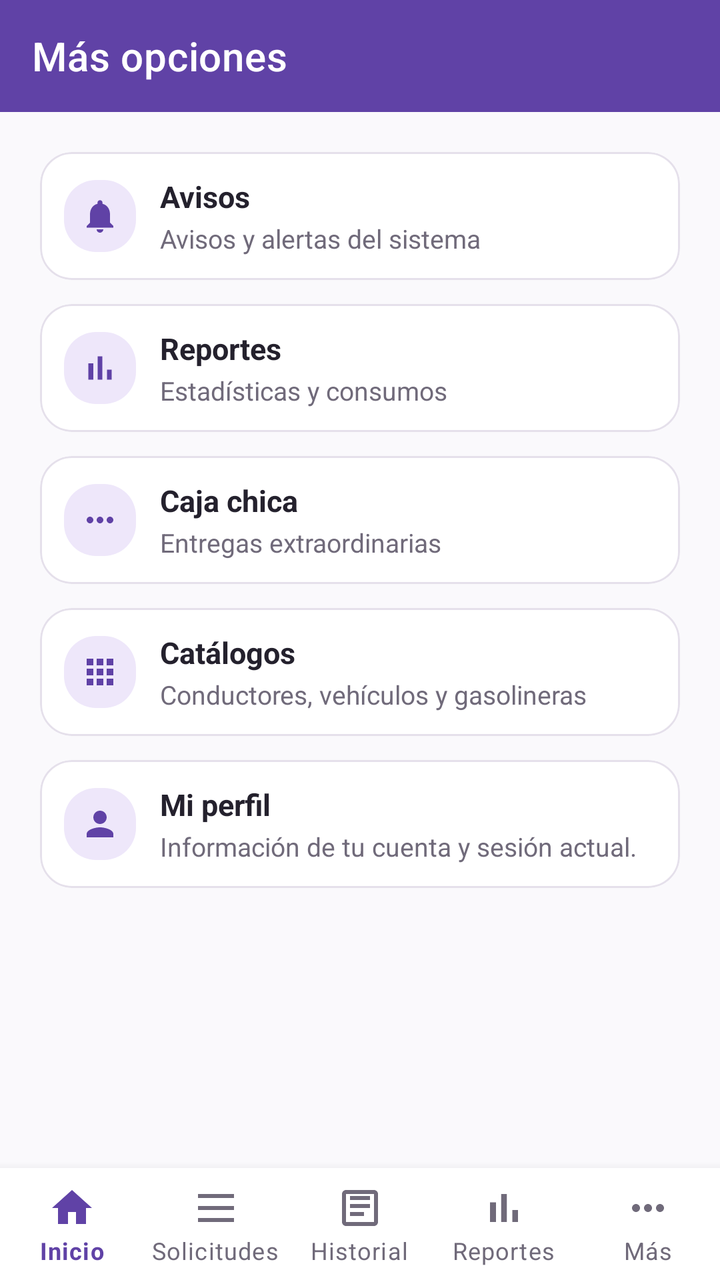
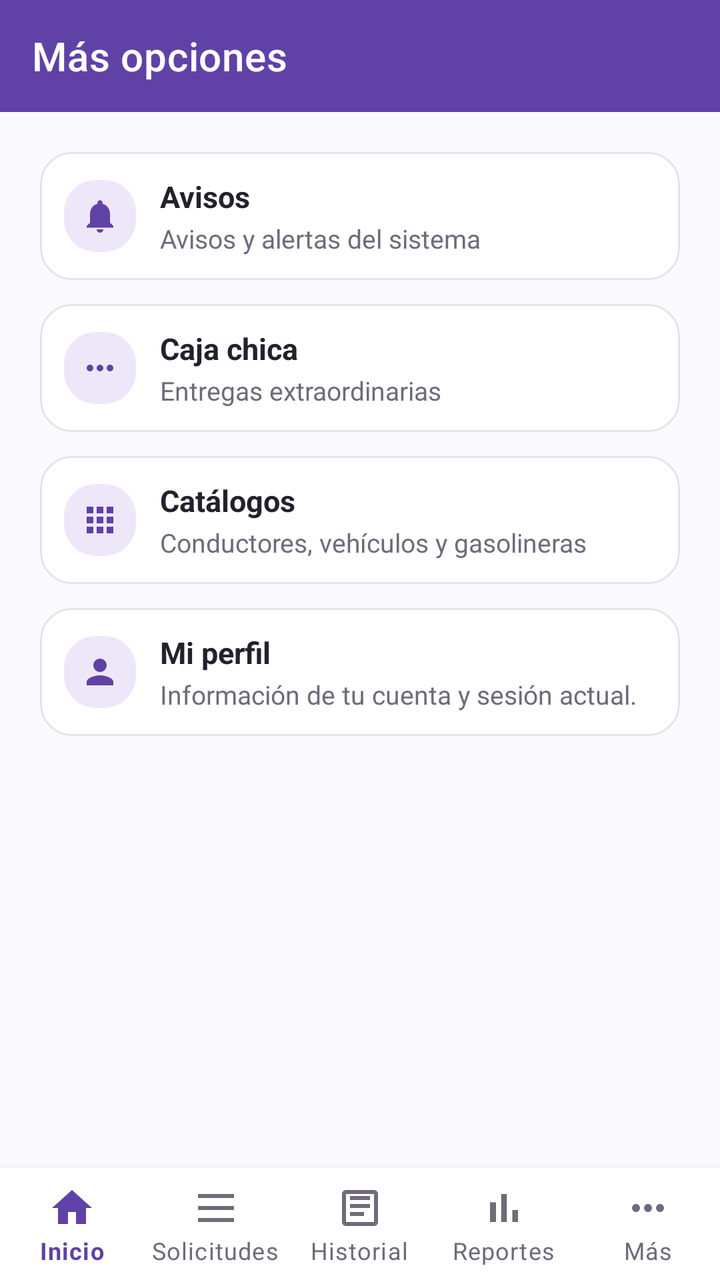

Screens rendered from an Android XML layout before and after an edit, with the pre-edit source and the edit as a unified diff.
<!-- AndroidManifest.xml: application theme Theme.ApiMovil -->
<!-- res/layout/fragment_mas.xml -->
<?xml version="1.0" encoding="utf-8"?>
<LinearLayout xmlns:android="http://schemas.android.com/apk/res/android"
    xmlns:app="http://schemas.android.com/apk/res-auto"
    android:layout_width="match_parent"
    android:layout_height="match_parent"
    android:background="@color/fondo"
    android:orientation="vertical">

    <com.google.android.material.appbar.AppBarLayout
        android:layout_width="match_parent"
        android:layout_height="wrap_content"
        app:elevation="0dp">

        <com.google.android.material.appbar.MaterialToolbar
            android:layout_width="match_parent"
            android:layout_height="?attr/actionBarSize"
            android:background="?attr/colorPrimary"
            app:title="@string/mas_opciones"
            app:titleTextColor="@color/blanco" />
    </com.google.android.material.appbar.AppBarLayout>

    <LinearLayout
        android:layout_width="match_parent"
        android:layout_height="0dp"
        android:layout_weight="1"
        android:orientation="vertical"
        android:paddingHorizontal="20dp"
        android:paddingTop="20dp">

        <com.google.android.material.card.MaterialCardView
            android:id="@+id/opcionNotificaciones"
            android:layout_width="match_parent"
            android:layout_height="wrap_content"
            android:layout_marginBottom="12dp"
            android:clickable="true"
            android:focusable="true"
            android:foreground="?attr/selectableItemBackground"
            app:cardBackgroundColor="@color/blanco"
            app:cardCornerRadius="16dp"
            app:cardElevation="0dp"
            app:contentPadding="12dp"
            app:strokeColor="@color/borde"
            app:strokeWidth="1dp">

            <LinearLayout
                android:layout_width="match_parent"
                android:layout_height="wrap_content"
                android:gravity="center_vertical"
                android:orientation="horizontal">

                <ImageView
                    android:layout_width="36dp"
                    android:layout_height="36dp"
                    android:background="@drawable/bg_tarjeta_info"
                    android:contentDescription="@null"
                    android:padding="8dp"
                    android:src="@drawable/ic_bell"
                    app:tint="@color/marca" />

                <LinearLayout
                    android:layout_width="0dp"
                    android:layout_height="wrap_content"
                    android:layout_marginStart="12dp"
                    android:layout_weight="1"
                    android:orientation="vertical">

                    <TextView
                        android:layout_width="match_parent"
                        android:layout_height="wrap_content"
                        android:text="@string/notificaciones"
                        android:textColor="@color/texto_principal"
                        android:textSize="15sp"
                        android:textStyle="bold" />

                    <TextView
                        android:layout_width="match_parent"
                        android:layout_height="wrap_content"
                        android:layout_marginTop="2dp"
                        android:text="@string/notificaciones_subtitulo"
                        android:textColor="@color/texto_secundario"
                        android:textSize="13sp" />
                </LinearLayout>
            </LinearLayout>
        </com.google.android.material.card.MaterialCardView>

        <com.google.android.material.card.MaterialCardView
            android:id="@+id/opcionReportes"
            android:layout_width="match_parent"
            android:layout_height="wrap_content"
            android:layout_marginBottom="12dp"
            android:clickable="true"
            android:focusable="true"
            android:foreground="?attr/selectableItemBackground"
            app:cardBackgroundColor="@color/blanco"
            app:cardCornerRadius="16dp"
            app:cardElevation="0dp"
            app:contentPadding="12dp"
            app:strokeColor="@color/borde"
            app:strokeWidth="1dp">

            <LinearLayout
                android:layout_width="match_parent"
                android:layout_height="wrap_content"
                android:gravity="center_vertical"
                android:orientation="horizontal">

                <ImageView
                    android:layout_width="36dp"
                    android:layout_height="36dp"
                    android:background="@drawable/bg_tarjeta_info"
                    android:contentDescription="@null"
                    android:padding="8dp"
                    android:src="@drawable/ic_nav_reportes"
                    app:tint="@color/marca" />

                <LinearLayout
                    android:layout_width="0dp"
                    android:layout_height="wrap_content"
                    android:layout_marginStart="12dp"
                    android:layout_weight="1"
                    android:orientation="vertical">

                    <TextView
                        android:layout_width="match_parent"
                        android:layout_height="wrap_content"
                        android:text="@string/reportes"
                        android:textColor="@color/texto_principal"
                        android:textSize="15sp"
                        android:textStyle="bold" />

                    <TextView
                        android:layout_width="match_parent"
                        android:layout_height="wrap_content"
                        android:layout_marginTop="2dp"
                        android:text="@string/reportes_subtitulo"
                        android:textColor="@color/texto_secundario"
                        android:textSize="13sp" />
                </LinearLayout>
            </LinearLayout>
        </com.google.android.material.card.MaterialCardView>

        <com.google.android.material.card.MaterialCardView
            android:id="@+id/opcionCajaChica"
            android:layout_width="match_parent"
            android:layout_height="wrap_content"
            android:layout_marginBottom="12dp"
            android:clickable="true"
            android:focusable="true"
            android:foreground="?attr/selectableItemBackground"
            app:cardBackgroundColor="@color/blanco"
            app:cardCornerRadius="16dp"
            app:cardElevation="0dp"
            app:contentPadding="12dp"
            app:strokeColor="@color/borde"
            app:strokeWidth="1dp">

            <LinearLayout
                android:layout_width="match_parent"
                android:layout_height="wrap_content"
                android:gravity="center_vertical"
                android:orientation="horizontal">

                <ImageView
                    android:layout_width="36dp"
                    android:layout_height="36dp"
                    android:background="@drawable/bg_tarjeta_info"
                    android:contentDescription="@null"
                    android:padding="8dp"
                    android:src="@drawable/ic_nav_mas"
                    app:tint="@color/marca" />

                <LinearLayout
                    android:layout_width="0dp"
                    android:layout_height="wrap_content"
                    android:layout_marginStart="12dp"
                    android:layout_weight="1"
                    android:orientation="vertical">

                    <TextView
                        android:layout_width="match_parent"
                        android:layout_height="wrap_content"
                        android:text="@string/caja_chica"
                        android:textColor="@color/texto_principal"
                        android:textSize="15sp"
                        android:textStyle="bold" />

                    <TextView
                        android:layout_width="match_parent"
                        android:layout_height="wrap_content"
                        android:layout_marginTop="2dp"
                        android:text="@string/caja_chica_subtitulo"
                        android:textColor="@color/texto_secundario"
                        android:textSize="13sp" />
                </LinearLayout>
            </LinearLayout>
        </com.google.android.material.card.MaterialCardView>

        <com.google.android.material.card.MaterialCardView
            android:id="@+id/opcionCatalogos"
            android:layout_width="match_parent"
            android:layout_height="wrap_content"
            android:layout_marginBottom="12dp"
            android:clickable="true"
            android:focusable="true"
            android:foreground="?attr/selectableItemBackground"
            app:cardBackgroundColor="@color/blanco"
            app:cardCornerRadius="16dp"
            app:cardElevation="0dp"
            app:contentPadding="12dp"
            app:strokeColor="@color/borde"
            app:strokeWidth="1dp">

            <LinearLayout
                android:layout_width="match_parent"
                android:layout_height="wrap_content"
                android:gravity="center_vertical"
                android:orientation="horizontal">

                <ImageView
                    android:layout_width="36dp"
                    android:layout_height="36dp"
                    android:background="@drawable/bg_tarjeta_info"
                    android:contentDescription="@null"
                    android:padding="8dp"
                    android:src="@drawable/ic_nav_catalogos"
                    app:tint="@color/marca" />

                <LinearLayout
                    android:layout_width="0dp"
                    android:layout_height="wrap_content"
                    android:layout_marginStart="12dp"
                    android:layout_weight="1"
                    android:orientation="vertical">

                    <TextView
                        android:layout_width="match_parent"
                        android:layout_height="wrap_content"
                        android:text="@string/catalogos"
                        android:textColor="@color/texto_principal"
                        android:textSize="15sp"
                        android:textStyle="bold" />

                    <TextView
                        android:layout_width="match_parent"
                        android:layout_height="wrap_content"
                        android:layout_marginTop="2dp"
                        android:text="@string/catalogos_subtitulo"
                        android:textColor="@color/texto_secundario"
                        android:textSize="13sp" />
                </LinearLayout>
            </LinearLayout>
        </com.google.android.material.card.MaterialCardView>

        <com.google.android.material.card.MaterialCardView
            android:id="@+id/opcionPerfil"
            android:layout_width="match_parent"
            android:layout_height="wrap_content"
            android:clickable="true"
            android:focusable="true"
            android:foreground="?attr/selectableItemBackground"
            app:cardBackgroundColor="@color/blanco"
            app:cardCornerRadius="16dp"
            app:cardElevation="0dp"
            app:contentPadding="12dp"
            app:strokeColor="@color/borde"
            app:strokeWidth="1dp">

            <LinearLayout
                android:layout_width="match_parent"
                android:layout_height="wrap_content"
                android:gravity="center_vertical"
                android:orientation="horizontal">

                <ImageView
                    android:layout_width="36dp"
                    android:layout_height="36dp"
                    android:background="@drawable/bg_tarjeta_info"
                    android:contentDescription="@null"
                    android:padding="8dp"
                    android:src="@drawable/ic_nav_perfil"
                    app:tint="@color/marca" />

                <LinearLayout
                    android:layout_width="0dp"
                    android:layout_height="wrap_content"
                    android:layout_marginStart="12dp"
                    android:layout_weight="1"
                    android:orientation="vertical">

                    <TextView
                        android:layout_width="match_parent"
                        android:layout_height="wrap_content"
                        android:text="@string/mi_perfil"
                        android:textColor="@color/texto_principal"
                        android:textSize="15sp"
                        android:textStyle="bold" />

                    <TextView
                        android:layout_width="match_parent"
                        android:layout_height="wrap_content"
                        android:layout_marginTop="2dp"
                        android:text="@string/mi_perfil_subtitulo"
                        android:textColor="@color/texto_secundario"
                        android:textSize="13sp" />
                </LinearLayout>
            </LinearLayout>
        </com.google.android.material.card.MaterialCardView>
    </LinearLayout>

    <include
        android:id="@+id/incluirNavInferior"
        layout="@layout/widget_bottom_nav_admin" />

</LinearLayout>
<!-- res/layout/widget_bottom_nav_admin.xml (included above) -->
<?xml version="1.0" encoding="utf-8"?>
<com.google.android.material.bottomnavigation.BottomNavigationView
    xmlns:android="http://schemas.android.com/apk/res/android"
    xmlns:app="http://schemas.android.com/apk/res-auto"
    android:id="@+id/bottomNavAdmin"
    android:layout_width="match_parent"
    android:layout_height="wrap_content"
    android:background="@color/blanco"
    app:labelVisibilityMode="labeled"
    app:itemIconTint="@color/selector_nav_item"
    app:itemTextColor="@color/selector_nav_item"
    app:menu="@menu/bottom_nav_admin" />
<!-- resources referenced by this layout -->
<resources>
  <color name="blanco">#FFFFFF</color>
  <color name="borde">#E5E0EB</color>
  <color name="fondo">#FAF9FC</color>
  <color name="marca">#6042A6</color>
  <color name="texto_principal">#24212D</color>
  <color name="texto_secundario">#706A7A</color>
  <!-- drawable bg_tarjeta_info (drawable) -->
  <?xml version="1.0" encoding="utf-8"?>
  <shape xmlns:android="http://schemas.android.com/apk/res/android" android:shape="rectangle">
      <solid android:color="@color/marca_claro" />
      <corners android:radius="16dp" />
  </shape>
  <!-- drawable ic_bell (drawable) -->
  <?xml version="1.0" encoding="utf-8"?>
  <vector xmlns:android="http://schemas.android.com/apk/res/android"
      android:width="24dp" android:height="24dp"
      android:viewportWidth="24" android:viewportHeight="24"
      android:tint="#6042A6">
      <path android:fillColor="#FF000000"
          android:pathData="M12,22c1.1,0 2,-0.9 2,-2h-4c0,1.1 0.89,2 2,2zM18,16v-5c0,-3.07 -1.64,-5.64 -4.5,-6.32L13.5,4c0,-0.83 -0.67,-1.5 -1.5,-1.5s-1.5,0.67 -1.5,1.5v0.68C7.63,5.36 6,7.92 6,11v5l-2,2v1h16v-1l-2,-2z" />
  </vector>
  <!-- drawable ic_nav_catalogos (drawable) -->
  <?xml version="1.0" encoding="utf-8"?>
  <vector xmlns:android="http://schemas.android.com/apk/res/android"
      android:width="24dp" android:height="24dp"
      android:viewportWidth="24" android:viewportHeight="24">
      <path android:fillColor="#FF000000"
          android:pathData="M4,8h4L8,4L4,4v4zM10,20h4v-4h-4v4zM4,20h4v-4L4,16v4zM4,14h4v-4L4,10v4zM10,14h4v-4h-4v4zM16,4v4h4L20,4h-4zM10,8h4L14,4h-4v4zM16,14h4v-4h-4v4zM16,20h4v-4h-4v4z" />
  </vector>
  <!-- drawable ic_nav_mas (drawable) -->
  <?xml version="1.0" encoding="utf-8"?>
  <vector xmlns:android="http://schemas.android.com/apk/res/android"
      android:width="24dp" android:height="24dp"
      android:viewportWidth="24" android:viewportHeight="24">
      <path android:fillColor="#FF000000"
          android:pathData="M6,10c-1.1,0 -2,0.9 -2,2s0.9,2 2,2 2,-0.9 2,-2 -0.9,-2 -2,-2zM18,10c-1.1,0 -2,0.9 -2,2s0.9,2 2,2 2,-0.9 2,-2 -0.9,-2 -2,-2zM12,10c-1.1,0 -2,0.9 -2,2s0.9,2 2,2 2,-0.9 2,-2 -0.9,-2 -2,-2z" />
  </vector>
  <!-- drawable ic_nav_perfil (drawable) -->
  <?xml version="1.0" encoding="utf-8"?>
  <vector xmlns:android="http://schemas.android.com/apk/res/android"
      android:width="24dp" android:height="24dp"
      android:viewportWidth="24" android:viewportHeight="24">
      <path android:fillColor="#FF000000"
          android:pathData="M12,12c2.21,0 4,-1.79 4,-4s-1.79,-4 -4,-4 -4,1.79 -4,4 1.79,4 4,4zM12,14c-2.67,0 -8,1.34 -8,4v2h16v-2c0,-2.66 -5.33,-4 -8,-4z" />
  </vector>
  <!-- drawable ic_nav_reportes (drawable) -->
  <?xml version="1.0" encoding="utf-8"?>
  <vector xmlns:android="http://schemas.android.com/apk/res/android"
      android:width="24dp" android:height="24dp"
      android:viewportWidth="24" android:viewportHeight="24">
      <path android:fillColor="#FF000000"
          android:pathData="M5,9.2h3L8,19L5,19zM10.6,5h2.8v14h-2.8zM16.2,13H19v6h-2.8z" />
  </vector>
  <string name="caja_chica">Caja chica</string>
  <string name="caja_chica_subtitulo">Entregas extraordinarias</string>
  <string name="catalogos">Catálogos</string>
  <string name="catalogos_subtitulo">Conductores, vehículos y gasolineras</string>
  <string name="mas_opciones">Más opciones</string>
  <string name="mi_perfil">Mi perfil</string>
  <string name="mi_perfil_subtitulo">Información de tu cuenta y sesión actual.</string>
  <string name="notificaciones">Avisos</string>
  <string name="notificaciones_subtitulo">Avisos y alertas del sistema</string>
  <string name="reportes">Reportes</string>
  <string name="reportes_subtitulo">Estadísticas y consumos</string>
  <color name="marca_claro">#EEE7FA</color>
  <color name="marca_oscuro">#342052</color>
  <!-- unchanged entries left out for length: 1 -->
</resources>

<!-- the commit's change to res/layout/fragment_mas.xml (unified diff, before → after) -->
@@ -77,62 +77,6 @@
                         android:layout_height="wrap_content"
                         android:layout_marginTop="2dp"
                         android:text="@string/notificaciones_subtitulo"
-                        android:textColor="@color/texto_secundario"
-                        android:textSize="13sp" />
-                </LinearLayout>
-            </LinearLayout>
-        </com.google.android.material.card.MaterialCardView>
-
-        <com.google.android.material.card.MaterialCardView
-            android:id="@+id/opcionReportes"
-            android:layout_width="match_parent"
-            android:layout_height="wrap_content"
-            android:layout_marginBottom="12dp"
-            android:clickable="true"
-            android:focusable="true"
-            android:foreground="?attr/selectableItemBackground"
-            app:cardBackgroundColor="@color/blanco"
-            app:cardCornerRadius="16dp"
-            app:cardElevation="0dp"
-            app:contentPadding="12dp"
-            app:strokeColor="@color/borde"
-            app:strokeWidth="1dp">
-
-            <LinearLayout
-                android:layout_width="match_parent"
-                android:layout_height="wrap_content"
-                android:gravity="center_vertical"
-                android:orientation="horizontal">
-
-                <ImageView
-                    android:layout_width="36dp"
-                    android:layout_height="36dp"
-                    android:background="@drawable/bg_tarjeta_info"
-                    android:contentDescription="@null"
-                    android:padding="8dp"
-                    android:src="@drawable/ic_nav_reportes"
-                    app:tint="@color/marca" />
-
-                <LinearLayout
-                    android:layout_width="0dp"
-                    android:layout_height="wrap_content"
-                    android:layout_marginStart="12dp"
-                    android:layout_weight="1"
-                    android:orientation="vertical">
-
-                    <TextView
-                        android:layout_width="match_parent"
-                        android:layout_height="wrap_content"
-                        android:text="@string/reportes"
-                        android:textColor="@color/texto_principal"
-                        android:textSize="15sp"
-                        android:textStyle="bold" />
-
-                    <TextView
-                        android:layout_width="match_parent"
-                        android:layout_height="wrap_content"
-                        android:layout_marginTop="2dp"
-                        android:text="@string/reportes_subtitulo"
                         android:textColor="@color/texto_secundario"
                         android:textSize="13sp" />
                 </LinearLayout>
<!-- resource entries referenced after the edit -->
@@ -45,14 +45,6 @@
       <path android:fillColor="#FF000000"
           android:pathData="M12,12c2.21,0 4,-1.79 4,-4s-1.79,-4 -4,-4 -4,1.79 -4,4 1.79,4 4,4zM12,14c-2.67,0 -8,1.34 -8,4v2h16v-2c0,-2.66 -5.33,-4 -8,-4z" />
   </vector>
-  <!-- drawable ic_nav_reportes (drawable) -->
-  <?xml version="1.0" encoding="utf-8"?>
-  <vector xmlns:android="http://schemas.android.com/apk/res/android"
-      android:width="24dp" android:height="24dp"
-      android:viewportWidth="24" android:viewportHeight="24">
-      <path android:fillColor="#FF000000"
-          android:pathData="M5,9.2h3L8,19L5,19zM10.6,5h2.8v14h-2.8zM16.2,13H19v6h-2.8z" />
-  </vector>
   <string name="caja_chica">Caja chica</string>
   <string name="caja_chica_subtitulo">Entregas extraordinarias</string>
   <string name="catalogos">Catálogos</string>
@@ -62,8 +54,6 @@
   <string name="mi_perfil_subtitulo">Información de tu cuenta y sesión actual.</string>
   <string name="notificaciones">Avisos</string>
   <string name="notificaciones_subtitulo">Avisos y alertas del sistema</string>
-  <string name="reportes">Reportes</string>
-  <string name="reportes_subtitulo">Estadísticas y consumos</string>
   <color name="marca_claro">#EEE7FA</color>
   <color name="marca_oscuro">#342052</color>
   <!-- unchanged entries left out for length: 1 -->
